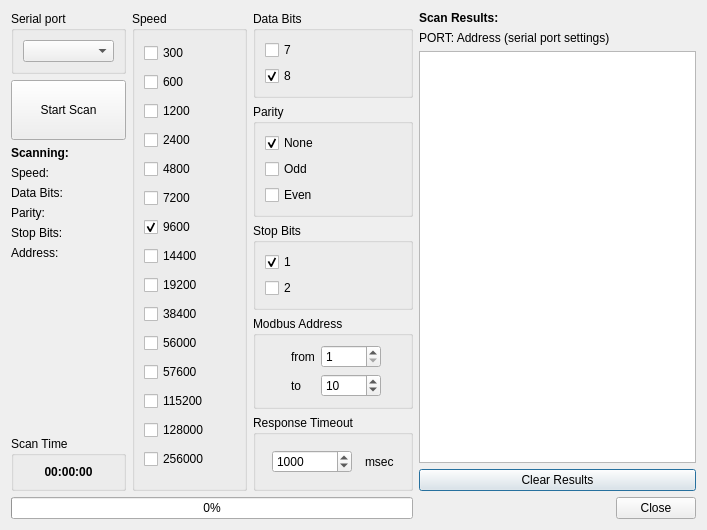
Before: the Qt Designer form omodscan/dialogs/dialogrtuscanner.ui in sanny32/OpenModScan, drawn with Qt 5.
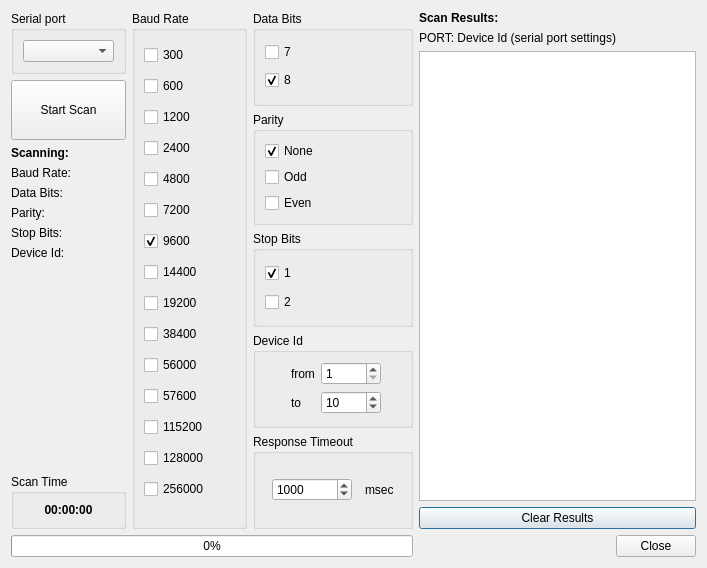
After: the same form once the commit is applied.

Commit message: Developing modbus rtu scanner

Diff of the .ui file:
```diff
--- a/omodscan/dialogs/dialogrtuscanner.ui
+++ b/omodscan/dialogs/dialogrtuscanner.ui
@@ -7,7 +7,7 @@
     <x>0</x>
     <y>0</y>
     <width>707</width>
-    <height>530</height>
+    <height>568</height>
    </rect>
   </property>
   <property name="windowTitle">
@@ -25,7 +25,7 @@
         </size>
        </property>
        <property name="title">
-        <string>Speed</string>
+        <string>Baud Rate</string>
        </property>
        <layout class="QVBoxLayout" name="verticalLayout_3">
         <item>
@@ -151,7 +151,7 @@
        <item>
         <widget class="QLabel" name="labelScanInfo">
          <property name="text">
-          <string>PORT: Address (serial port settings)</string>
+          <string>PORT: Device Id (serial port settings)</string>
          </property>
         </widget>
        </item>
@@ -257,7 +257,7 @@
        <item>
         <widget class="QGroupBox" name="groupBoxAddress">
          <property name="title">
-          <string>Modbus Address</string>
+          <string>Device Id</string>
          </property>
          <layout class="QFormLayout" name="formLayout">
           <property name="formAlignment">
@@ -437,7 +437,7 @@
          <item>
           <widget class="QLabel" name="labelSpeed">
            <property name="text">
-            <string>Speed: </string>
+            <string>Baud Rate: </string>
            </property>
           </widget>
          </item>
@@ -465,7 +465,7 @@
          <item>
           <widget class="QLabel" name="labelAddress">
            <property name="text">
-            <string>Address: </string>
+            <string>Device Id: </string>
            </property>
           </widget>
          </item>
```
Left out of the diff: 10 changed lines with no effect on the pictures. The commit also changes 2 other files.
